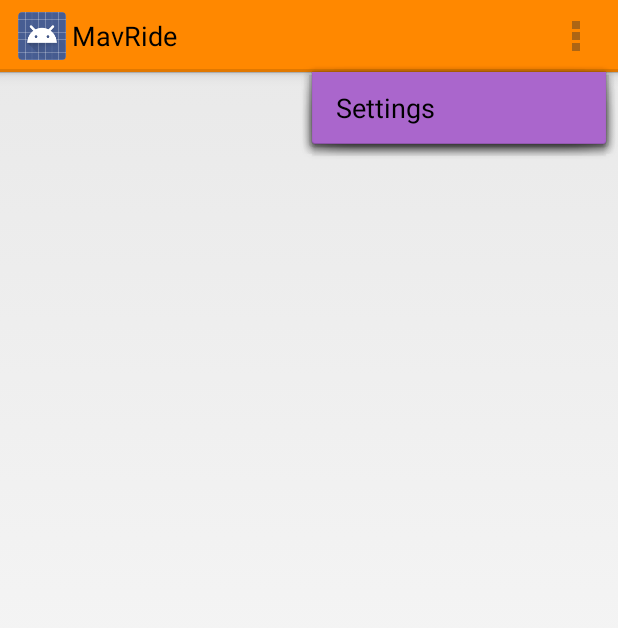
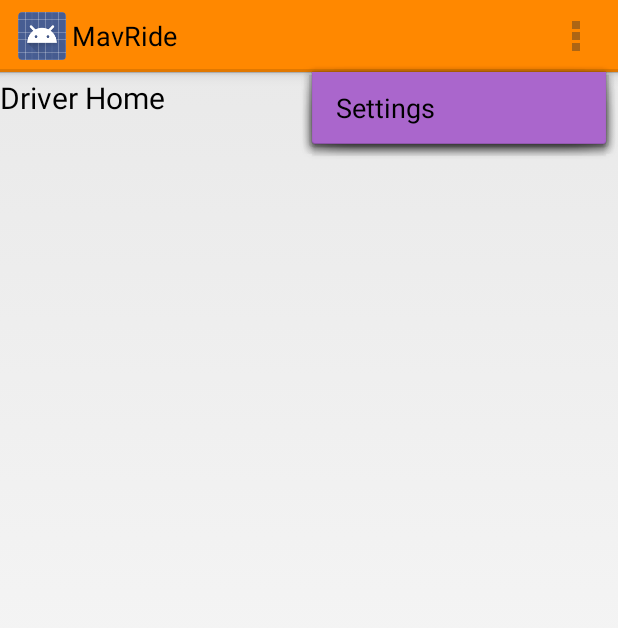
Before and after one commit to hemanthgeddada/B, an Android app: the DriverHomePage screen opened directly, with no data from a screen before it, with the options menu open, on a phone screen of 412 x 824 dp. Shown: the top 628 px of the screen. Run offline under Robolectric (Android 15) with nearby library versions, the phone set to English and light mode, and no system bars; 1 statement that could not run was skipped.

```diff
--- a/newsubdir/app/src/main/AndroidManifest.xml
+++ b/newsubdir/app/src/main/AndroidManifest.xml
@@ -46,6 +46,7 @@
                 <category android:name="android.intent.category.LAUNCHER" />
             </intent-filter>
 
+
         </activity>
         <activity
             android:name=".Login"
@@ -56,6 +57,7 @@
         <activity
             android:name=".UserHome"
             android:label="@string/title_activity_user_home" >
+
 
         </activity>
         <activity
--- a/newsubdir/app/src/main/java/com/example/dell/mavride/Login.java
+++ b/newsubdir/app/src/main/java/com/example/dell/mavride/Login.java
@@ -78,7 +78,8 @@ public class Login extends Activity {
                                         Intent driverHome = new Intent(getApplicationContext(), DriverHomePage.class);
                                         startActivity(driverHome);
 
-                                    } else {
+                                     }
+                                    else {
                                         Intent userHome = new Intent(getApplicationContext(), UserHome.class);
 
                                         startActivity(userHome);
--- a/newsubdir/app/src/main/java/com/example/dell/mavride/MapPane.java
+++ b/newsubdir/app/src/main/java/com/example/dell/mavride/MapPane.java
@@ -34,6 +34,7 @@ public class MapPane extends FragmentActivity implements OnMapReadyCallback {
     }
     @Override
     public void onMapReady(GoogleMap googleMap) {
+
 
         LatLng erb = new LatLng(32.7330729,-97.1130619);
         googleMap.setMyLocationEnabled(true);
--- a/newsubdir/app/src/main/res/layout/activity_driver_home_page.xml
+++ b/newsubdir/app/src/main/res/layout/activity_driver_home_page.xml
@@ -7,6 +7,16 @@
     tools:context="com.example.dell.mavride.DriverHomePage"
     android:clickable="true">
 
+    <TextView
+        android:layout_width="170dp"
+        android:layout_height="48dp"
+        android:textAppearance="?android:attr/textAppearanceMedium"
+        android:text="Driver Home"
+        android:textStyle="normal"
+        android:textSize="20sp"
+        android:layout_marginTop="3dp"
+        android:id="@+id/textView" />
+
     <ListView
         android:layout_width="match_parent"
         android:layout_height="wrap_content"
--- a/newsubdir/app/src/main/res/layout/activity_home.xml
+++ b/newsubdir/app/src/main/res/layout/activity_home.xml
@@ -28,11 +28,10 @@
         android:layout_marginTop="80dp"
         android:layout_width="150dp"
         android:layout_height="50dp"
-        android:text="@string/button_forgot_password"
 
         android:layout_gravity="center_horizontal"
 
-        android:layout_marginLeft="110dp"
+        android:layout_marginLeft="120dp"
         android:background="#ff8800"
         android:spinnerMode="dropdown" />
 
```
Also changed, not shown: newsubdir/app/src/main/java/com/example/dell/mavride/UserHome.java (+26 -3 lines).
